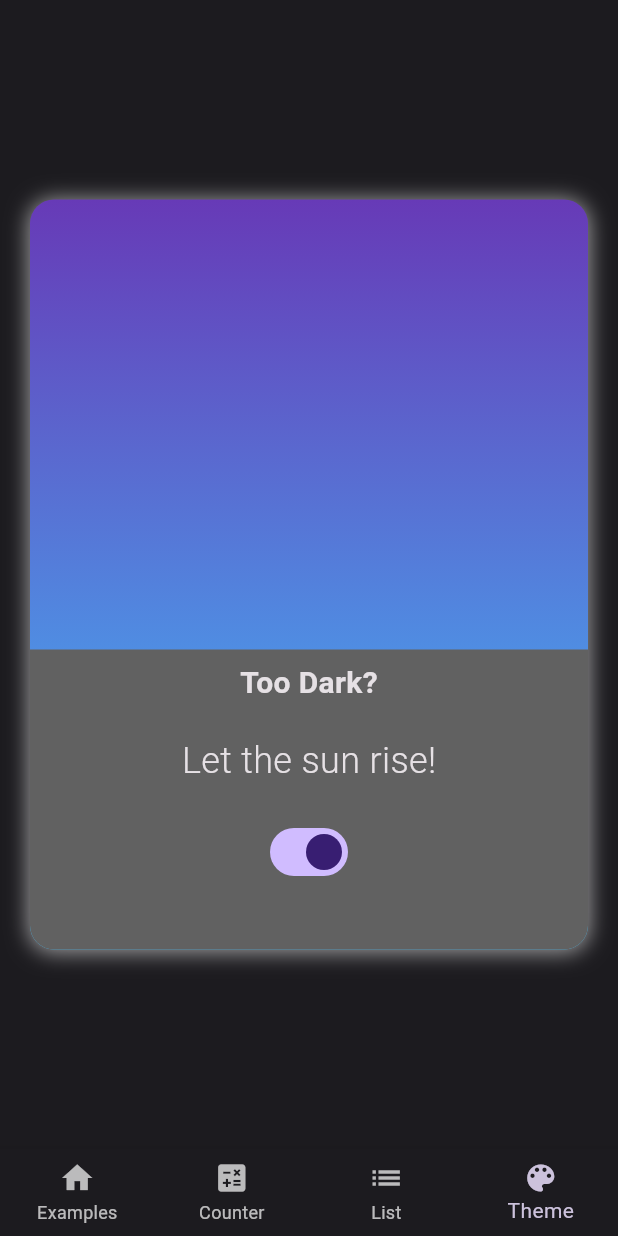
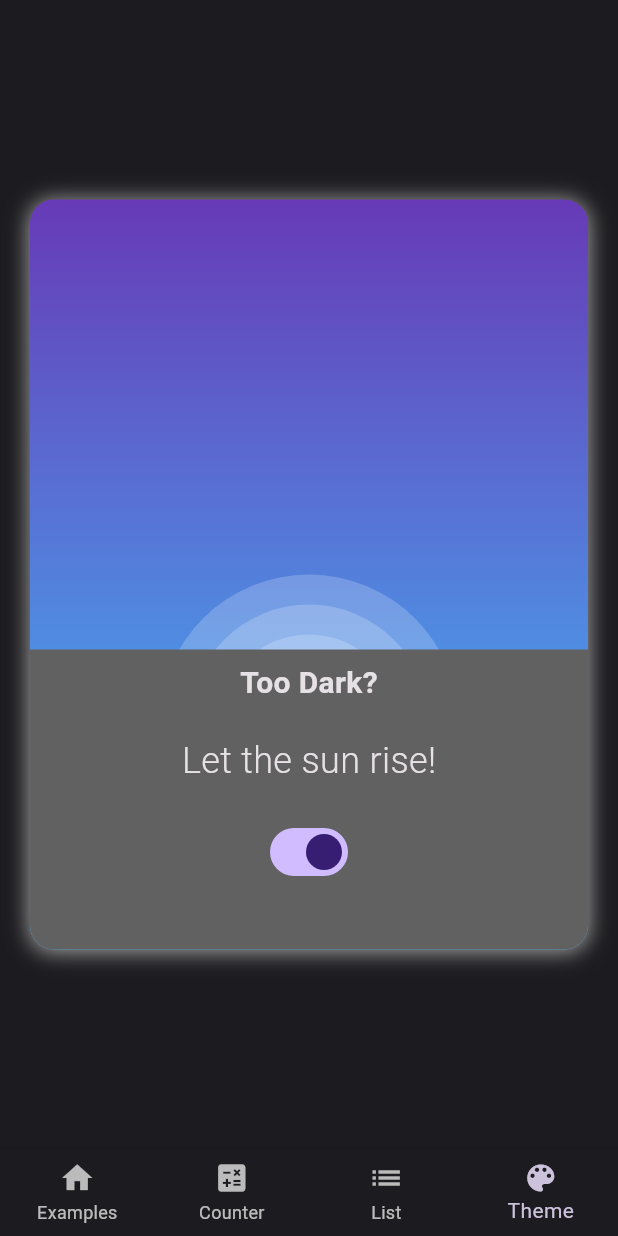
Before and after one commit to we-mohd-i001/flutter_basics, a Flutter app: the screen it shows after launch, item 4 of the bottom bar chosen, on a phone screen of 412 x 824 dp. Run offline on Flutter 3.47's test engine with Material 2 defaults, Android fonts, the phone set to English and light mode, and no system bars; network calls fail.

Commit message:
Added sun and sunshine with animations on the theme page

```diff
--- a/lib/presentation/rootnavigation/root_navigation_bar.dart
+++ b/lib/presentation/rootnavigation/root_navigation_bar.dart
@@ -2,7 +2,7 @@ import 'package:flutter/material.dart';
 import 'package:flutter_basics/presentation/counter/counter_screen.dart';
 import 'package:flutter_basics/presentation/list/list_example.dart';
 import 'package:flutter_basics/presentation/screens/home_screen.dart';
-import 'package:flutter_basics/theme/theme_screen.dart';
+import 'package:flutter_basics/theme/screens/theme_screen.dart';
 
 class RootNavigationBar extends StatefulWidget {
   const RootNavigationBar({super.key});
--- /dev/null
+++ b/lib/theme/screens/theme_screen.dart
@@ -0,0 +1,100 @@
+import 'package:flutter/material.dart';
+import 'package:flutter_basics/application/theme_service.dart';
+import 'package:flutter_basics/theme/widgets/sun.dart';
+import 'package:provider/provider.dart';
+
+class ThemeScreen extends StatelessWidget {
+  const ThemeScreen({super.key});
+
+  @override
+  Widget build(BuildContext context) {
+    return Consumer<ThemeService>(builder: (context, themeService, child) {
+      return SafeArea(
+          child: Center(
+        child: Padding(
+          padding: const EdgeInsets.all(20.0),
+          child: Container(
+            height: 500,
+            decoration: BoxDecoration(
+              boxShadow: [
+                BoxShadow(
+                    color: themeService.isDarkModeOn
+                        ? Colors.black87
+                        : Colors.white60,
+                    offset: const Offset(0, 1),
+                    blurRadius: 12,
+                    spreadRadius: 0.5),
+              ],
+              borderRadius: BorderRadius.circular(16),
+              gradient: LinearGradient(
+                  colors: themeService.isDarkModeOn == false
+                      ? [Colors.deepPurple, Colors.lightBlueAccent]
+                      : [Colors.redAccent, Colors.orange],
+                  begin: Alignment.topCenter,
+                  end: Alignment.bottomCenter),
+            ),
+            child: Stack(
+              children: [
+                AnimatedPadding(
+                  duration: Duration(
+                      milliseconds: themeService.isDarkModeOn ? 456 : 300),
+                  padding: EdgeInsets.only(
+                      top: !themeService.isDarkModeOn ? 200 : 100),
+                  child: const Center(
+                    child: Sun(),
+                  ),
+                ),
+                Align(
+                  alignment: Alignment.bottomCenter,
+                  child: Container(
+                    height: 200,
+                    width: double.infinity,
+                    decoration: BoxDecoration(
+                        color: themeService.isDarkModeOn
+                            ? Colors.blueGrey
+                            : Colors.grey.shade700,
+                        borderRadius: const BorderRadius.only(
+                            bottomLeft: Radius.circular(16),
+                            bottomRight: Radius.circular(16))),
+                    child: Column(
+                      children: [
+                        const SizedBox(
+                          height: 8,
+                        ),
+                        Text(
+                          themeService.isDarkModeOn
+                              ? 'Too Light?'
+                              : 'Too Dark?',
+                          style: const TextStyle(
+                              fontSize: 20, fontWeight: FontWeight.bold),
+                        ),
+                        const SizedBox(
+                          height: 20,
+                        ),
+                        Text(
+                          themeService.isDarkModeOn
+                              ? 'Let it be night!'
+                              : 'Let the sun rise!',
+                          style: const TextStyle(
+                              fontSize: 24, fontWeight: FontWeight.w300),
+                        ),
+                        const SizedBox(
+                          height: 20,
+                        ),
+                        Switch(
+                            value: !themeService.isDarkModeOn,
+                            onChanged: (_) {
+                              themeService.toggleTheme();
+                            })
+                      ],
+                    ),
+                  ),
+                )
+              ],
+            ),
+          ),
+        ),
+      ));
+    });
+  }
+}
--- a/lib/theme/theme_screen.dart
+++ /dev/null
@@ -1,87 +0,0 @@
-import 'dart:ffi';
-
-import 'package:flutter/material.dart';
-import 'package:flutter_basics/application/theme_service.dart';
-import 'package:provider/provider.dart';
-
-class ThemeScreen extends StatelessWidget {
-  const ThemeScreen({super.key});
-
-  @override
-  Widget build(BuildContext context) {
-    return Consumer<ThemeService>(builder: (context, themeService, child) {
-      return SafeArea(
-          child: Center(
-        child: Padding(
-          padding: const EdgeInsets.all(20.0),
-          child: Container(
-            alignment: Alignment.bottomCenter,
-            height: 500,
-            decoration: BoxDecoration(
-              boxShadow: [BoxShadow(
-                color: themeService.isDarkModeOn
-                    ? Colors.black87
-                    : Colors.white60,
-                offset: const Offset(0, 1),
-                blurRadius: 12,
-                spreadRadius: 0.5
-              ),],
-
-              borderRadius: BorderRadius.circular(16),
-              gradient: LinearGradient(
-                colors: themeService.isDarkModeOn == false
-                    ? [Colors.deepPurple, Colors.lightBlueAccent]
-                    : [ Colors.redAccent,Colors.orange],
-                begin: Alignment.topCenter,
-                end: Alignment.bottomCenter
-              ),
-            ),
-            child: Stack(
-              children: [
-
-                  Container(
-                  height: 200,
-                  width: double.infinity,
-                  decoration: BoxDecoration(
-                    color: themeService.isDarkModeOn
-                        ? Colors.blueGrey
-                        : Colors.grey.shade700,
-                    borderRadius: const BorderRadius.only(bottomLeft: Radius.circular(16), bottomRight: Radius.circular(16))
-                  ),
-                    child: Column(
-                      children: [
-                        const SizedBox(height: 8,),
-                        Text(
-                          themeService.isDarkModeOn
-                              ? 'Too Light?'
-                              : 'Too Dark?',
-                          style: const TextStyle(
-                            fontSize: 20,
-                            fontWeight: FontWeight.bold
-                          ),
-                        ),
-                        const SizedBox(height: 20,),
-                        Text(
-                          themeService.isDarkModeOn
-                              ? 'Let it be night!'
-                              : 'Let the sun rise!',
-                          style: const TextStyle(
-                              fontSize: 24,
-                              fontWeight: FontWeight.w300
-                          ),
-                        ),
-                        const SizedBox(height: 20,),
-                        Switch(value: !themeService.isDarkModeOn, onChanged: (_){
-                          themeService.toggleTheme();
-                        })
-                      ],
-                    ),
-                  )
-              ],
-            ),
-          ),
-        ),
-      ));
-    });
-  }
-}
--- a/lib/theme/widgets/sun.dart
+++ b/lib/theme/widgets/sun.dart
@@ -1,10 +1,32 @@
 import 'package:flutter/material.dart';
+import 'package:flutter_basics/theme/widgets/sun_shine.dart';
 
 class Sun extends StatelessWidget {
   const Sun({super.key});
 
   @override
   Widget build(BuildContext context) {
-    return const Placeholder();
+    return SunShine(
+      radius: 200,
+      child: SunShine(
+        radius: 160,
+        child: SunShine(
+          radius: 120,
+          child: SunShine(
+            radius: 80,
+            child: Container(
+              height: 50,
+              width: 50,
+              decoration: const BoxDecoration(
+                  shape: BoxShape.circle,
+                  gradient: LinearGradient(
+                      colors: [Colors.red, Colors.orange],
+                      begin: Alignment.bottomLeft,
+                      end: Alignment.topRight)),
+            ),
+          ),
+        ),
+      ),
+    );
   }
 }
--- /dev/null
+++ b/lib/theme/widgets/sun_shine.dart
@@ -0,0 +1,22 @@
+import 'package:flutter/material.dart';
+
+class SunShine extends StatelessWidget {
+  final child;
+  final double radius;
+  const SunShine({super.key, required this.child, required this.radius});
+
+  @override
+  Widget build(BuildContext context) {
+    return Center(
+      child: Container(
+        height: radius,
+        width: radius,
+        decoration: BoxDecoration(
+          shape: BoxShape.circle,
+          color: Colors.white.withOpacity(0.2),
+        ),
+        child: child,
+      ),
+    );
+  }
+}
```
